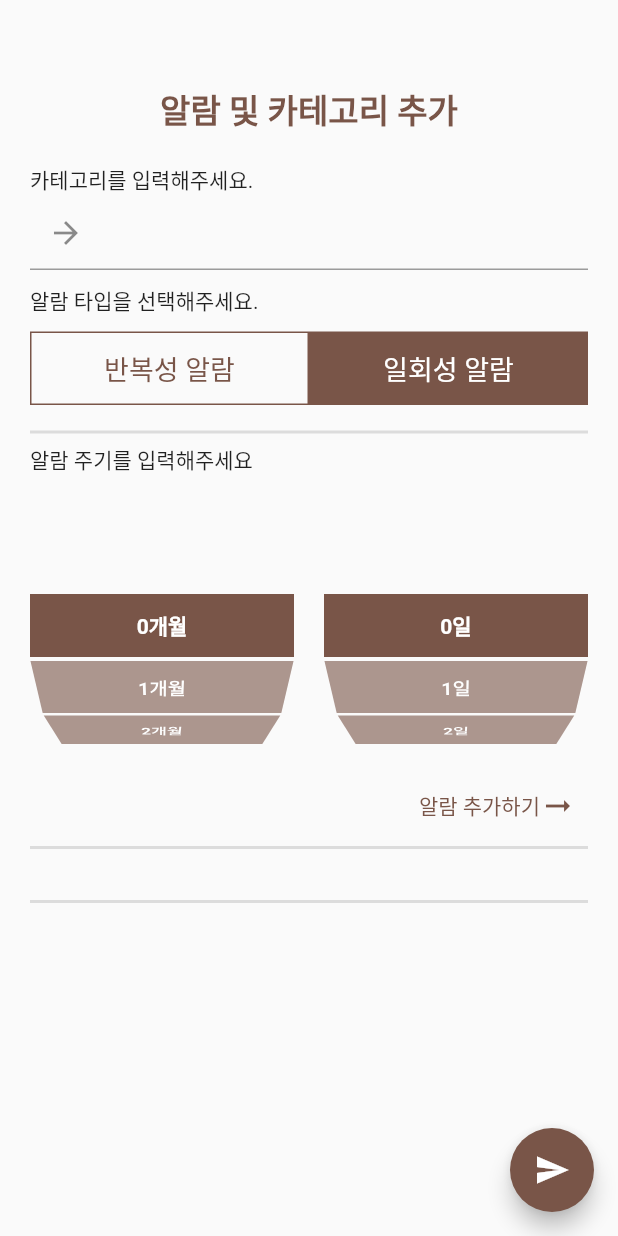
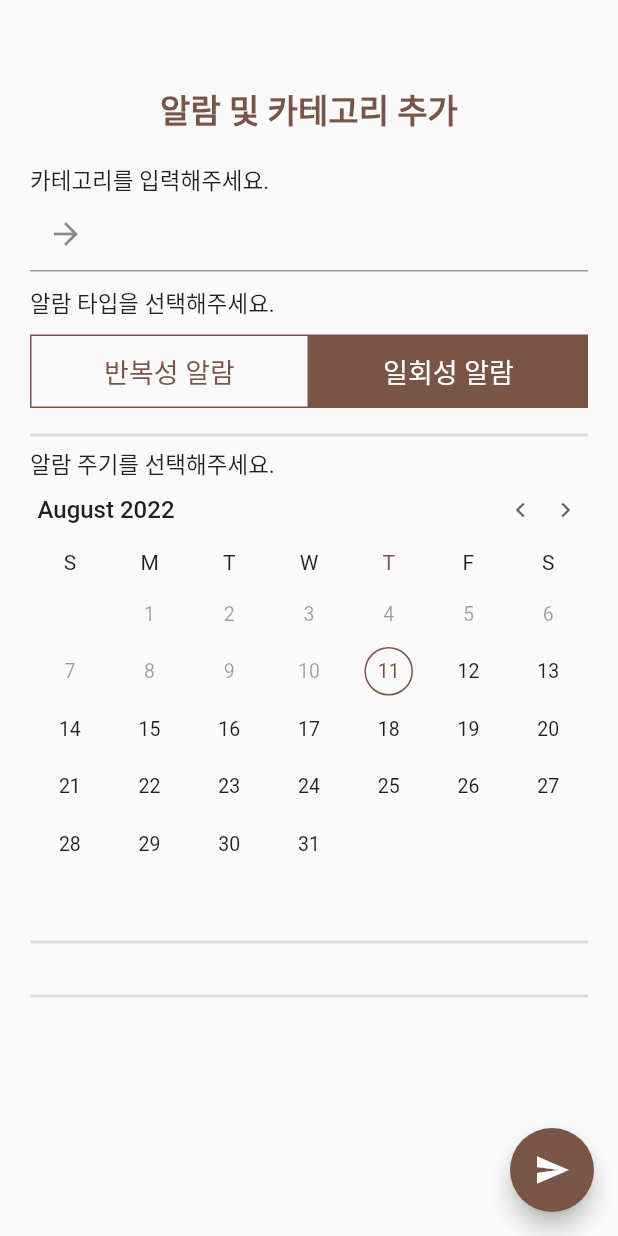
Before and after one commit to Warm-minji/what_was_it_app, a Flutter app: the AddNoteAlarmScreen widget shown alone on an empty page, opened directly, on a phone screen of 412 x 824 dp. Run offline on Flutter 3.47's test engine with Material 2 defaults, Android fonts, the phone set to English and light mode, and no system bars; drawn by our look-alikes of syncfusion_flutter_datepicker; our stand-ins replace flutter_riverpod, font_awesome_flutter, shared_preferences; missing offline and left inert: clickable_list_wheel_view; accounts and stored records are empty; Roboto replaces fonts that are missing (GowunDodum).

Commit message:
[fix] note model (date select logic)

```diff
--- /dev/null
+++ b/lib/core/notification_plugin.dart
@@ -0,0 +1,3 @@
+// import 'package:flutter_local_notifications/flutter_local_notifications.dart';
+//
+// FlutterLocalNotificationsPlugin flutterLocalNotificationsPlugin = FlutterLocalNotificationsPlugin();
--- a/lib/main.dart
+++ b/lib/main.dart
@@ -3,6 +3,7 @@ import 'package:flutter_riverpod/flutter_riverpod.dart';
 import 'package:shared_preferences/shared_preferences.dart';
 import 'package:what_was_it_app/core/shared_preferences.dart';
 import 'package:what_was_it_app/view/intro.dart';
+import 'package:flutter_localizations/flutter_localizations.dart';
 
 void main() async {
   WidgetsFlutterBinding.ensureInitialized();
@@ -35,6 +36,10 @@ class MyApp extends StatelessWidget {
           ),
         ),
         home: const Intro(),
+        localizationsDelegates: GlobalMaterialLocalizations.delegates,
+        supportedLocales: const [
+          Locale('ko', 'KR'),
+        ],
       ),
     );
   }
--- a/lib/model/note.dart
+++ b/lib/model/note.dart
@@ -8,7 +8,7 @@ class Note {
   final String category;
   final List<String> keywords;
   final List<DateTime> scheduleDates;
-  final RepeatType? repeatType; // no repeat iff this value is null
+  final RepeatType repeatType; // no repeat iff this value is null
   final DateTime pubDate;
 
   Note({
@@ -26,6 +26,7 @@ class Note {
 }
 
 enum RepeatType {
+  none,
   daily,
   weekly,
   monthly,
--- a/lib/view/home/add_note_alarm_screen.dart
+++ b/lib/view/home/add_note_alarm_screen.dart
@@ -4,6 +4,8 @@ import 'package:flutter/material.dart';
 import 'package:flutter/scheduler.dart';
 import 'package:flutter_riverpod/flutter_riverpod.dart';
 import 'package:font_awesome_flutter/font_awesome_flutter.dart';
+import 'package:syncfusion_flutter_datepicker/datepicker.dart';
+import 'package:what_was_it_app/core/date_functions.dart';
 import 'package:what_was_it_app/core/theme.dart';
 import 'package:what_was_it_app/model/note.dart';
 import 'package:what_was_it_app/view/component/alarm_list_view.dart';
@@ -20,40 +22,18 @@ class AddNoteAlarmScreen extends ConsumerStatefulWidget {
 
 class _AddNoteAlarmScreenState extends ConsumerState<AddNoteAlarmScreen> {
   bool isAlarmTypeRepeatable = false;
-  RepeatType repeatType = RepeatType.daily;
+  RepeatType repeatType = RepeatType.none;
   DateTime alarmStartsAt = DateTime.now();
-  final ScrollListViewController _monthController = ScrollListViewController();
-  final ScrollListViewController _dayController = ScrollListViewController();
+
   final AlarmListViewController _alarmController = AlarmListViewController();
-
   final TextEditingController _categoryController = TextEditingController();
 
-  @override
-  void initState() {
-    super.initState();
-    _monthController.addListener(() {
-      SchedulerBinding.instance.addPostFrameCallback((timeStamp) {
-        setState(() {
-          alarmStartsAt = DateTime.now().add(Duration(days: _monthController.getCurrentIndex() * 30 + _dayController.getCurrentIndex()));
-        });
-      });
-    });
-    _dayController.addListener(() {
-      SchedulerBinding.instance.addPostFrameCallback((timeStamp) {
-        setState(() {
-          alarmStartsAt = DateTime.now().add(Duration(days: _monthController.getCurrentIndex() * 30 + _dayController.getCurrentIndex()));
-        });
-      });
-    });
-  }
+  final now = DateTime.now();
 
   @override
   void dispose() {
-    _monthController.dispose();
-    _dayController.dispose();
     _alarmController.dispose();
     _categoryController.dispose();
-
     super.dispose();
   }
 
@@ -105,7 +85,7 @@ class _AddNoteAlarmScreenState extends ConsumerState<AddNoteAlarmScreen> {
                           setState(() {
                             if (!isAlarmTypeRepeatable) {
                               isAlarmTypeRepeatable = true;
-                              _alarmController.clear();
+                              repeatType = RepeatType.daily;
                             }
                           });
                         },
@@ -133,7 +113,7 @@ class _AddNoteAlarmScreenState extends ConsumerState<AddNoteAlarmScreen> {
                           setState(() {
                             if (isAlarmTypeRepeatable) {
                               isAlarmTypeRepeatable = false;
-                              _alarmController.clear();
+                              repeatType = RepeatType.none;
                             }
                           });
                         },
@@ -161,67 +141,42 @@ class _AddNoteAlarmScreenState extends ConsumerState<AddNoteAlarmScreen> {
                 const Divider(thickness: 2),
                 const Align(
                   alignment: AlignmentDirectional.centerStart,
-                  child: Text('알람 주기를 입력해주세요'),
+                  child: Text('알람 주기를 선택해주세요.'),
                 ),
-                SizedBox(
-                  height: 200,
-                  child: Row(
-                    children: [
-                      Expanded(
-                        child: ScrollListView(
-                          controller: _monthController,
-                          item: [
-                            ...[for (int i = 0; i <= 12; i++) i].map((e) => '$e개월')
-                          ],
-                        ),
-                      ),
-                      const SizedBox(width: 20),
-                      Expanded(
-                        child: ScrollListView(
-                          controller: _dayController,
-                          item: [
-                            ...[for (int i = 0; i <= 30; i++) i].map((e) => '$e일')
-                          ],
-                        ),
-                      ),
-                    ],
-                  ),
+                SfDateRangePicker(
+                  selectionMode: (isAlarmTypeRepeatable) ? DateRangePickerSelectionMode.single : DateRangePickerSelectionMode.multiple,
+                  enablePastDates: false,
+                  showNavigationArrow: true,
+                  onSelectionChanged: (DateRangePickerSelectionChangedArgs args) {
+                    if (isAlarmTypeRepeatable) {
+                      DateTime selected = args.value as DateTime;
+                      setState(() {
+                        alarmStartsAt = selected;
+                      });
+                    } else {
+                      List<DateTime> selected = args.value as List<DateTime>;
+                      _alarmController.setAlarmList(selected);
+                    }
+                  },
                 ),
-                if (!isAlarmTypeRepeatable)
-                  Align(
-                    alignment: AlignmentDirectional.centerEnd,
-                    child: InkWell(
-                      onTap: () {
-                        // 반복성 알람은 1회만 설정 가능
-                        if (isAlarmTypeRepeatable && _alarmController.getAlarmList().length == 1) return;
-
-                        DateTime alarm = getDateAfter(_monthController.getCurrentIndex(), _dayController.getCurrentIndex());
-                        final now = DateTime.now();
-                        if (alarm.difference(DateTime(now.year, now.month, now.day)).inDays == 0) return;
-
-                        _alarmController.addAlarm(alarm);
-                      },
-                      child: Padding(
-                        padding: const EdgeInsets.all(8.0),
-                        child: Row(
-                          mainAxisSize: MainAxisSize.min,
-                          children: [
-                            Text('알람 추가하기', style: TextStyle(color: Theme.of(context).primaryColor)),
-                            Icon(Icons.arrow_right_alt, color: Theme.of(context).primaryColor),
-                          ],
-                        ),
-                      ),
-                    ),
-                  ),
                 const Divider(thickness: 2),
                 const SizedBox(height: 10),
                 if (isAlarmTypeRepeatable)
                   Row(
                     mainAxisSize: MainAxisSize.min,
                     children: [
-                      Text(
-                        "'${alarmStartsAt.month}월 ${alarmStartsAt.day}일'부터  ",
-                        style: kLargeTextStyle.copyWith(color: Theme.of(context).primaryColor),
+                      InkWell(
+                        onTap: () async {
+                          DateTime? selected = await showDatePicker(context: context, initialDate: now, firstDate: now, lastDate: DateTime(2200));
+                          if (selected == null) return;
+                          setState(() {
+                            alarmStartsAt = selected;
+                          });
+                        },
+                        child: Text(
+                          "'${alarmStartsAt.month}월 ${alarmStartsAt.day}일'부터  ",
+                          style: kLargeTextStyle.copyWith(color: Theme.of(context).primaryColor),
+                        ),
                       ),
                       Padding(
                         padding: const EdgeInsets.symmetric(horizontal: 10),
@@ -246,7 +201,7 @@ class _AddNoteAlarmScreenState extends ConsumerState<AddNoteAlarmScreen> {
                       Text("반복", style: kLargeTextStyle.copyWith(color: Theme.of(context).primaryColor)),
                     ],
                   ),
-                AlarmListView(controller: _alarmController),
+                if (!isAlarmTypeRepeatable) AlarmListView(controller: _alarmController),
                 const SizedBox(height: 10),
                 const Divider(thickness: 2),
               ],
@@ -266,13 +221,9 @@ class _AddNoteAlarmScreenState extends ConsumerState<AddNoteAlarmScreen> {
           final data = ref.read(AddNoteScreen.addNoteDataProvider);
 
           data['category'] = _categoryController.text;
-          data['scheduleDates'] = (isAlarmTypeRepeatable)
-              ? [
-                  getDateAfter(_monthController.getCurrentIndex(), _dayController.getCurrentIndex()),
-                ]
-              : _alarmController.getAlarmList();
-          data['repeatType'] = (isAlarmTypeRepeatable) ? repeatType : null;
-          data['pubDate'] = DateTime.now();
+          data['scheduleDates'] = (isAlarmTypeRepeatable) ? [alarmStartsAt] : _alarmController.getAlarmList();
+          data['repeatType'] = repeatType;
+          data['pubDate'] = now;
 
           Navigator.pop(
             context,
@@ -291,12 +242,3 @@ class _AddNoteAlarmScreenState extends ConsumerState<AddNoteAlarmScreen> {
     );
   }
 }
-
-DateTime getDateAfter(int month, int day) {
-  var date = DateTime.now();
-  return DateTime(
-    date.year,
-    date.month + month,
-    date.day + day,
-  );
-}
--- a/lib/view/home/add_note_screen.dart
+++ b/lib/view/home/add_note_screen.dart
@@ -13,7 +13,7 @@ final noteProvider = StateProvider(
     category: "",
     keywords: [],
     scheduleDates: [],
-    repeatType: null,
+    repeatType: RepeatType.none,
     pubDate: DateTime.now(),
   ),
 );
--- a/pubspec.yaml
+++ b/pubspec.yaml
@@ -13,6 +13,8 @@ environment:
 dependencies:
   flutter:
     sdk: flutter
+  flutter_localizations:
+    sdk: flutter
 
   cupertino_icons: ^1.0.2
   font_awesome_flutter: ^10.1.0
@@ -21,6 +23,7 @@ dependencies:
   flutter_riverpod: ^1.0.4
   clickable_list_wheel_view: ^0.1.0
   shared_preferences: ^2.0.15
+  syncfusion_flutter_datepicker: ^20.2.40
 
 
 dev_dependencies:
```
Also changed, not shown: lib/core/date_functions.dart (added, +46 -0 lines), lib/view/component/alarm_list_view.dart (+26 -13 lines), lib/view/component/note_detail_view.dart (+39 -49 lines), lib/model/note.g.dart.
